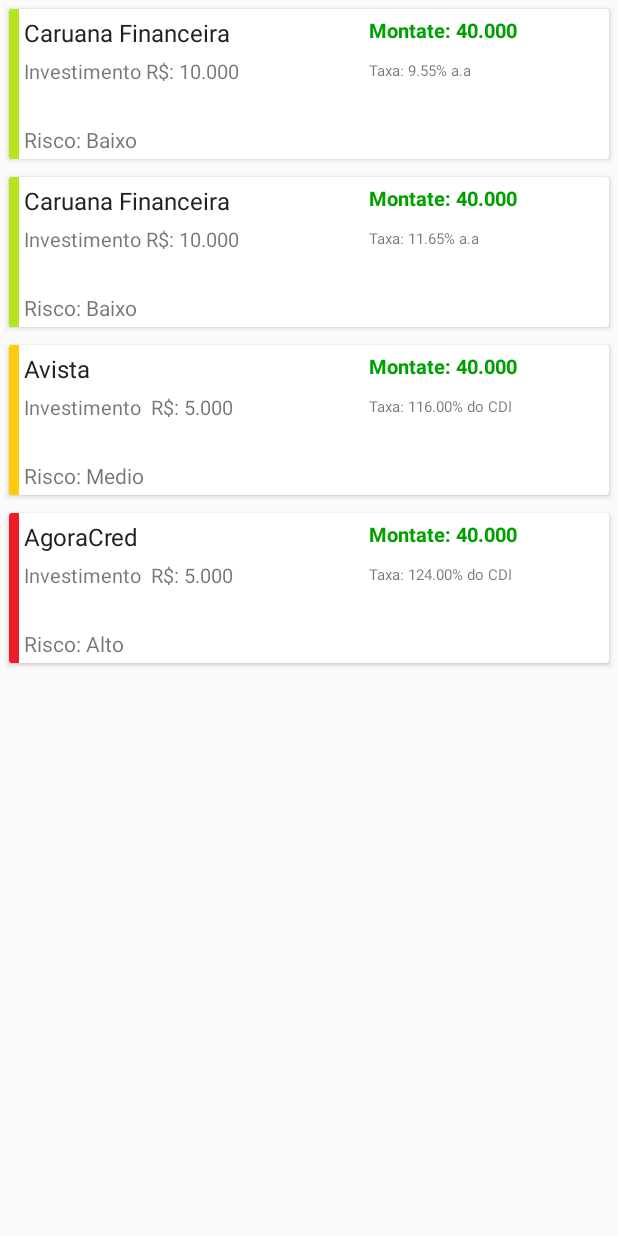
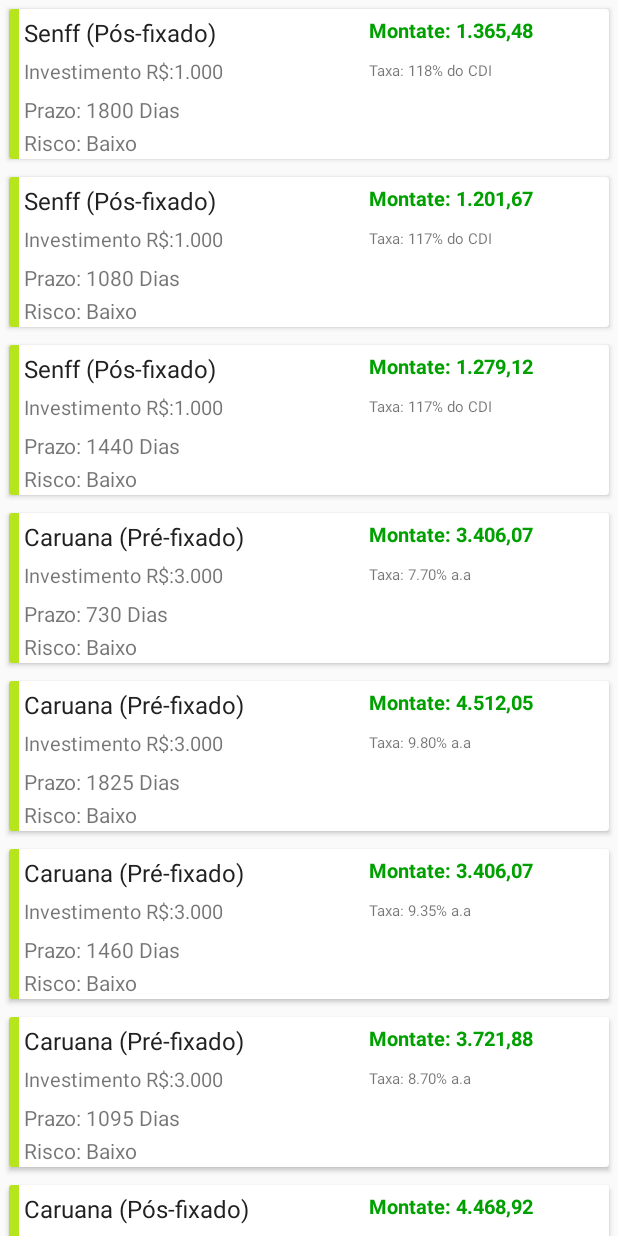
Before and after one commit to brunocmo/Learn-2-Invest, an Android app: the LcExemplos screen opened directly, with no data from a screen before it, on a phone screen of 412 x 824 dp. Run offline under Robolectric (Android 15) with nearby library versions, the phone set to English and light mode, and no system bars.

Commit message:
Implemented table @pericles part1

```diff
--- a/telamain/src/main/java/com/a3s/learn2invest/Adapter/PostagemAdapter.java
+++ b/telamain/src/main/java/com/a3s/learn2invest/Adapter/PostagemAdapter.java
@@ -38,8 +38,7 @@ public class PostagemAdapter extends RecyclerView.Adapter <PostagemAdapter.MyVie
         myViewHolder.risco.setText(postagem.getRisco());
         myViewHolder.imagem.setImageResource(postagem.getImagem());
         myViewHolder.taxa.setText(postagem.getTaxa());
-
-
+        myViewHolder.prazo.setText(postagem.getPrazo());
     }
 
     @Override
@@ -54,6 +53,7 @@ public class PostagemAdapter extends RecyclerView.Adapter <PostagemAdapter.MyVie
         private ImageView imagem;
         private TextView montante;
         private TextView taxa;
+        private TextView prazo;
 
         public MyViewHolder(@NonNull View itemView) {
             super(itemView);
@@ -64,6 +64,7 @@ public class PostagemAdapter extends RecyclerView.Adapter <PostagemAdapter.MyVie
             imagem = itemView.findViewById(R.id.imagem);
             taxa = itemView.findViewById(R.id.taxa);
             montante = itemView.findViewById(R.id.montante);
+            prazo = itemView.findViewById(R.id.prazo);
 
 
 
--- a/telamain/src/main/java/com/a3s/learn2invest/LcExemplos.java
+++ b/telamain/src/main/java/com/a3s/learn2invest/LcExemplos.java
@@ -37,14 +37,61 @@ public class LcExemplos extends AppCompatActivity {
     public void prepararPostagens(){
         Postagem p = new Postagem();
 
-        p = new Postagem("Caruana Financeira","Investimento R$: 10.000","Montate: 40.000",R.drawable.verde,"Risco: Baixo","Taxa: 9.55% a.a");
+        p = new Postagem("Senff (Pós-fixado)","Investimento R$:1.000","Montate: 1.365,48",R.drawable.verde,"Risco: Baixo","Taxa: 118% do CDI","Prazo: 1800 Dias");
         this.postagens.add(p);
-        p = new Postagem("Caruana Financeira","Investimento R$: 10.000","Montate: 40.000",R.drawable.verde,"Risco: Baixo","Taxa: 11.65% a.a");
+
+        p = new Postagem("Senff (Pós-fixado)","Investimento R$:1.000","Montate: 1.201,67",R.drawable.verde,"Risco: Baixo","Taxa: 117% do CDI","Prazo: 1080 Dias");
         this.postagens.add(p);
-        p = new Postagem("Avista","Investimento  R$: 5.000","Montate: 40.000",R.drawable.amarelo,"Risco: Medio","Taxa: 116.00% do CDI");
+
+        p = new Postagem("Senff (Pós-fixado)","Investimento R$:1.000","Montate: 1.279,12",R.drawable.verde,"Risco: Baixo","Taxa: 117% do CDI","Prazo: 1440 Dias");
         this.postagens.add(p);
-        p = new Postagem("AgoraCred","Investimento  R$: 5.000","Montate: 40.000",R.drawable.vermelho,"Risco: Alto","Taxa: 124.00% do CDI");
+
+        p = new Postagem("Caruana (Pré-fixado)","Investimento R$:3.000","Montate: 3.406,07",R.drawable.verde,"Risco: Baixo","Taxa: 7.70% a.a","Prazo: 730 Dias");
         this.postagens.add(p);
+
+        p = new Postagem("Caruana (Pré-fixado)","Investimento R$:3.000","Montate: 4.512,05",R.drawable.verde,"Risco: Baixo","Taxa: 9.80% a.a","Prazo: 1825 Dias");
+        this.postagens.add(p);
+
+        p = new Postagem("Caruana (Pré-fixado)","Investimento R$:3.000","Montate: 3.406,07",R.drawable.verde,"Risco: Baixo","Taxa: 9.35% a.a","Prazo: 1460 Dias");
+        this.postagens.add(p);
+
+        p = new Postagem("Caruana (Pré-fixado)","Investimento R$:3.000","Montate: 3.721,88",R.drawable.verde,"Risco: Baixo","Taxa: 8.70% a.a","Prazo: 1095 Dias");
+        this.postagens.add(p);
+
+        p = new Postagem("Caruana (Pós-fixado)","Investimento R$:3.000","Montate: 4.468,92",R.drawable.verde,"Risco: Baixo","Taxa: 123,50% do CDI","Prazo: 2190 Dias");
+        this.postagens.add(p);
+
+        p = new Postagem("Caruana (Pós-fixado)","Investimento R$:3.000","Montate: 3891,56",R.drawable.verde,"Risco: Baixo","Taxa: 122,00% do CDI","Prazo: 1460 Dias");
+        this.postagens.add(p);
+
+        p = new Postagem("Caruana (Pós-fixado)","Investimento R$:3.000","Montate: 4.163,54",R.drawable.verde,"Risco: Baixo","Taxa: 122,50% do CDI","Prazo: 1825 Dias");
+        this.postagens.add(p);
+
+        p = new Postagem("Caruana (Pós-fixado)","Investimento R$:3.000","Montate: 3.636,64",R.drawable.verde,"Risco: Baixo","Taxa: 121,00% do CDI","Prazo: 1095 Dias");
+        this.postagens.add(p);
+
+        p = new Postagem("Senff (Pós-fixado)","Investimento R$:1.000","Montate: 1.129,53",R.drawable.amarelo,"Risco: Médio","Taxa: 117% do CDI","Prazo: 721 Dias");
+        this.postagens.add(p);
+
+        p = new Postagem("Senff (Pós-fixado)","Investimento R$:1.000","Montate: 1.090,12",R.drawable.amarelo,"Risco: Médio","Taxa: 114% do CDI","Prazo: 540 Dias");
+        this.postagens.add(p);
+
+        p = new Postagem("Caruana (Pós-fixado)","Investimento R$:3.000","Montate: 3.401,48",R.drawable.amarelo,"Risco: Médio","Taxa: 119,00% do CDI","Prazo: 730 Dias");
+        this.postagens.add(p);
+
+        p = new Postagem("Senff (Pós-fixado)","Investimento R$:1.000","Montate: 1.059,66",R.drawable.vermelho,"Risco: Alto","Taxa: 113% do CDI","Prazo: 365 Dias");
+        this.postagens.add(p);
+
+        p = new Postagem("Senff (Pós-fixado)","Investimento R$:1.000","Montate: 1.025,11",R.drawable.vermelho,"Risco: Alto","Taxa: 103% do CDI","Prazo: 181 Dias");
+        this.postagens.add(p);
+
+
+        p = new Postagem("Caruana (Pós-fixado)","Investimento R$:3.000","Montate: 3.182,90",R.drawable.vermelho,"Risco: Alto","Taxa: 115,00% do CDI","Prazo: 365 Dias");
+        this.postagens.add(p);
+
+        p = new Postagem("Caruana (Pós-fixado)","Investimento R$:3.000","Montate: 3.078,92",R.drawable.vermelho,"Risco: Alto","Taxa: 108,00% do CDI","Prazo: 181 Dias");
+        this.postagens.add(p);
+
 
 
     }
--- a/telamain/src/main/java/com/a3s/learn2invest/Postagem.java
+++ b/telamain/src/main/java/com/a3s/learn2invest/Postagem.java
@@ -7,17 +7,27 @@ public class Postagem {
     private int imagem;
     private String risco;
     private String taxa;
+    private String prazo;
 
     public Postagem() {
     }
 
-    public Postagem(String nome, String investimentoMinimo, String montante, int imagem, String risco, String taxa) {
+    public Postagem(String nome, String investimentoMinimo, String montante, int imagem, String risco, String taxa,String prazo) {
         this.nome = nome;
         this.investimentoMinimo = investimentoMinimo;
         this.montante = montante;
         this.imagem = imagem;
         this.risco = risco;
         this.taxa = taxa;
+        this.prazo = prazo;
+    }
+
+    public String getPrazo() {
+        return prazo;
+    }
+
+    public void setPrazo(String prazo) {
+        this.prazo = prazo;
     }
 
     public String getNome() {
--- a/telamain/src/main/res/layout/cdb_items.xml
+++ b/telamain/src/main/res/layout/cdb_items.xml
@@ -51,16 +51,24 @@
             android:textSize="10dp"
             android:layout_width="wrap_content"
             android:layout_height="18dp" />
+
+        <TextView
+            android:layout_marginLeft="10dp"
+            android:layout_marginTop="5dp"
+            android:id="@+id/prazo"
+            android:layout_width="wrap_content"
+            android:layout_height="20dp" />
+
+
         <TextView
             android:text="Risco: Médio"
             android:id="@+id/risco"
-            android:layout_marginTop="25dp"
+            android:layout_marginTop="2dp"
             android:layout_marginLeft="10dp"
             android:layout_width="wrap_content"
             android:layout_height="20dp" />
 
 
 
-
     </LinearLayout>
 </android.support.v7.widget.CardView>
```
Also changed, not shown: telamain/src/main/java/com/a3s/learn2invest/CDB.java (+0 -21 lines), telamain/src/main/java/com/a3s/learn2invest/LcaExemplos.java (+0 -10 lines), telamain/src/main/java/com/a3s/learn2invest/TesouroDiretoExemplos.java (+1 -8 lines), telamain/src/main/java/com/a3s/learn2invest/debenturesExemplo.java (+0 -8 lines), telamain/src/main/java/com/a3s/learn2invest/lciExemplos.java (+0 -38 lines).
